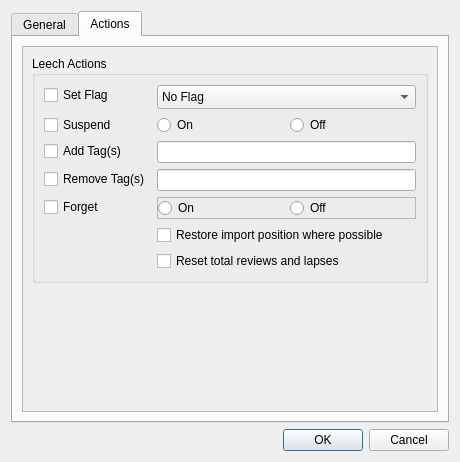
This is res/ui/options_dialog.ui in iamjustkoi/LeechToolkit as Qt 5 draws it before an edit. The edited form follows.
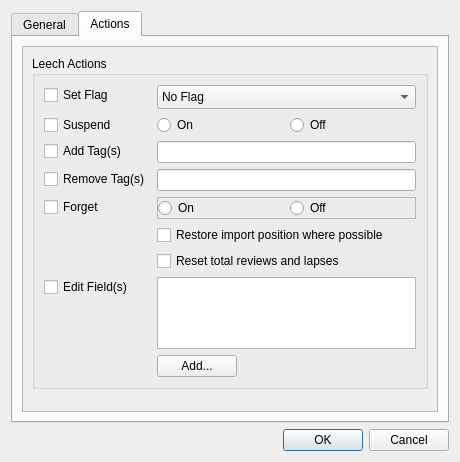
This is the edited form.

Commit message: Added edit field elements

Diff of the .ui file:
```diff
--- a/res/ui/options_dialog.ui
+++ b/res/ui/options_dialog.ui
@@ -333,9 +333,15 @@
             <x>0</x>
             <y>0</y>
             <width>416</width>
-            <height>369</height>
+            <height>339</height>
            </rect>
           </property>
+          <property name="sizePolicy">
+           <sizepolicy hsizetype="Preferred" vsizetype="Fixed">
+            <horstretch>0</horstretch>
+            <verstretch>0</verstretch>
+           </sizepolicy>
+          </property>
           <layout class="QVBoxLayout" name="verticalLayout_6">
            <item>
             <widget class="QGroupBox" name="collapsibleLeechActionsGroup">
@@ -543,24 +549,48 @@
                   </property>
                  </widget>
                 </item>
+                <item row="7" column="0">
+                 <widget class="QCheckBox" name="checkBox_2">
+                  <property name="text">
+                   <string>Edit Field(s)</string>
+                  </property>
+                 </widget>
+                </item>
+                <item row="7" column="1">
+                 <layout class="QVBoxLayout" name="verticalLayout_8">
+                  <item>
+                   <widget class="QListWidget" name="listWidget">
+                    <property name="sizePolicy">
+                     <sizepolicy hsizetype="Expanding" vsizetype="Maximum">
+                      <horstretch>0</horstretch>
+                      <verstretch>0</verstretch>
+                     </sizepolicy>
+                    </property>
+                    <property name="sizeAdjustPolicy">
+                     <enum>QAbstractScrollArea::AdjustToContents</enum>
+                    </property>
+                   </widget>
+                  </item>
+                  <item>
+                   <widget class="QPushButton" name="addFieldButton">
+                    <property name="sizePolicy">
+                     <sizepolicy hsizetype="Maximum" vsizetype="Fixed">
+                      <horstretch>0</horstretch>
+                      <verstretch>0</verstretch>
+                     </sizepolicy>
+                    </property>
+                    <property name="text">
+                     <string>Add...</string>
+                    </property>
+                   </widget>
+                  </item>
+                 </layout>
+                </item>
                </layout>
               </item>
              </layout>
             </widget>
            </item>
-           <item>
-            <spacer name="verticalSpacer">
-             <property name="orientation">
-              <enum>Qt::Vertical</enum>
-             </property>
-             <property name="sizeHint" stdset="0">
-              <size>
-               <width>20</width>
-               <height>40</height>
-              </size>
-             </property>
-            </spacer>
-           </item>
           </layout>
          </widget>
         </widget>
```
The commit also changes 1 other file.
